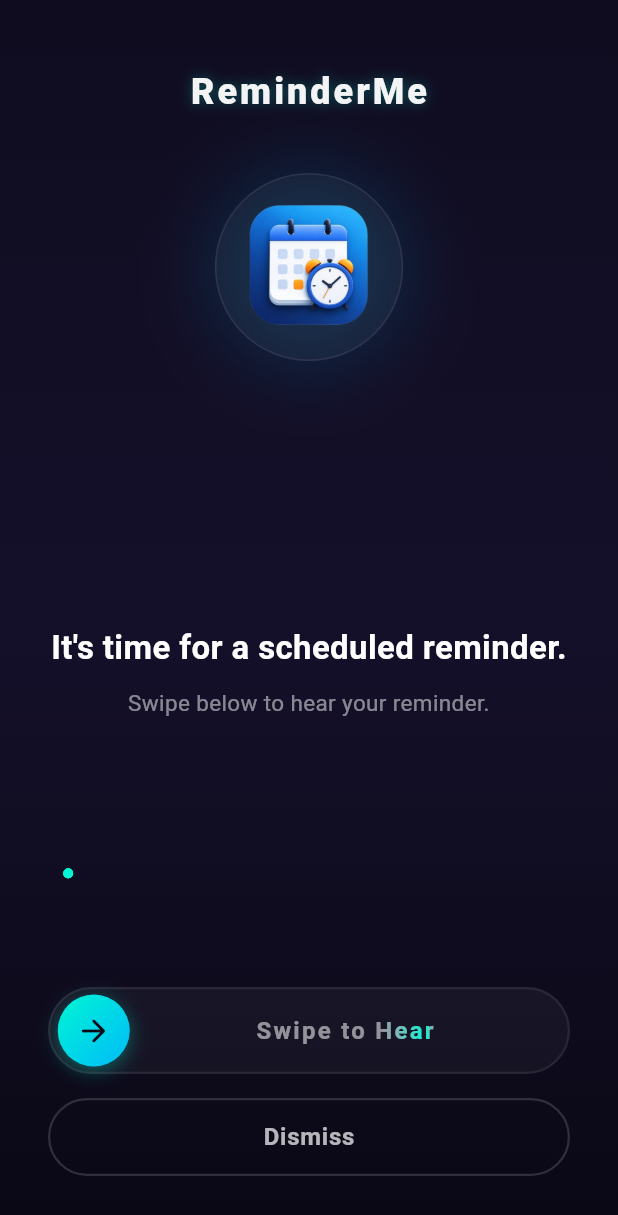
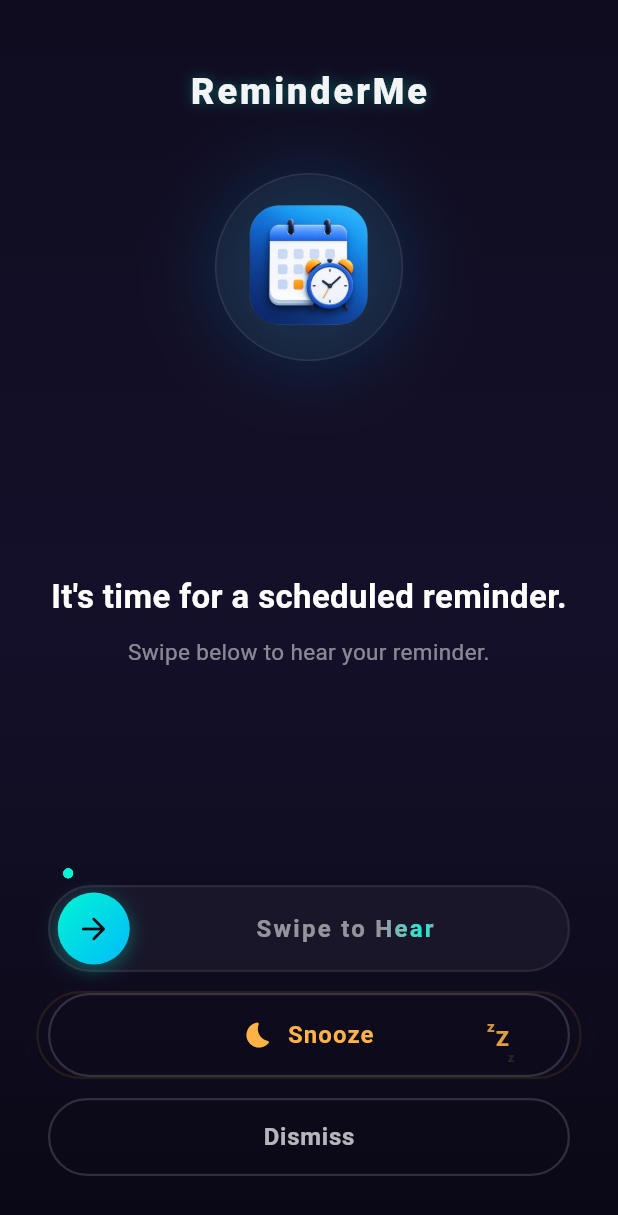
Before and after one commit to shshaheen/RemindMe, a Flutter app: the AlarmScreen screen opened by its route, on a phone screen of 412 x 824 dp. Shown: the top 1215 px of the screen. Run offline on Flutter 3.47's test engine with Material 3 defaults, Android fonts, the phone set to English and light mode, and no system bars; our stand-ins replace dartz, flutter_bloc, flutter_local_notifications, flutter_secure_storage, flutter_timezone, flutter_tts and 7 more; accounts and stored records are empty; statements that could not run were skipped.

Commit message:
add snooze alarm option

```diff
--- a/lib/domain/repositories/reminders_repository.dart
+++ b/lib/domain/repositories/reminders_repository.dart
@@ -15,4 +15,8 @@ abstract class RemindersRepository {
 
   /// Searches reminders in-memory by checking title and description (case-insensitive)
   Future<List<Reminder>> searchReminders(String query);
+
+  /// Snoozes a reminder by cancelling its current notification and rescheduling
+  /// it [snoozeDurationMinutes] minutes from now (default: 10 min).
+  Future<void> snoozeReminder(String reminderId);
 }
--- a/lib/presentation/alarm/pages/alarm_screen.dart
+++ b/lib/presentation/alarm/pages/alarm_screen.dart
@@ -1,5 +1,5 @@
-import 'dart:ui';
 import 'package:flutter/material.dart';
+import 'package:flutter_bloc/flutter_bloc.dart';
 import 'package:reminder_app/core/di/injection_container.dart';
 import 'package:reminder_app/core/services/alarm_channel_service.dart';
 import 'package:reminder_app/core/services/hive_service.dart';
@@ -7,6 +7,8 @@ import 'package:reminder_app/core/services/notification_service.dart';
 import 'package:reminder_app/data/models/reminder_model.dart';
 import 'package:reminder_app/domain/entities/reminder.dart';
 import 'package:reminder_app/core/services/tts_service.dart';
+import 'package:reminder_app/presentation/reminders/blocs/reminders_bloc.dart';
+import 'package:reminder_app/presentation/reminders/blocs/reminders_event.dart';
 
 // Custom modular sub-widgets imports
 import '../widgets/background_particles.dart';
@@ -15,8 +17,10 @@ import '../widgets/voice_waveform.dart';
 import '../widgets/success_state.dart';
 import '../widgets/animated_button.dart';
 import '../widgets/swipe_to_hear_button.dart';
+import '../widgets/snooze_button.dart';
+import '../widgets/snoozed_state.dart';
 
-enum AlarmState { idle, speaking, delivered }
+enum AlarmState { idle, speaking, delivered, snoozed }
 
 class AlarmScreen extends StatefulWidget {
   final String reminderId;
@@ -38,6 +42,8 @@ class _AlarmScreenState extends State<AlarmScreen>
 
   Reminder? _reminder;
   AlarmState _currentState = AlarmState.idle;
+  int? _snoozedMinutes;
+  DateTime? _snoozeRingAt;
 
   @override
   void initState() {
@@ -48,7 +54,8 @@ class _AlarmScreenState extends State<AlarmScreen>
     sl<AlarmChannelService>().turnScreenOn();
 
     // Fetch the reminder details synchronously from Hive
-    final model = HiveService.remindersBox.get(widget.reminderId) as ReminderModel?;
+    final model =
+        HiveService.remindersBox.get(widget.reminderId) as ReminderModel?;
     _reminder = model?.toDomain();
 
     // Configure a breathing/pulsing animation for the app logo
@@ -70,12 +77,13 @@ class _AlarmScreenState extends State<AlarmScreen>
       parent: _entranceController,
       curve: Curves.easeOut,
     );
-    _slideAnimation = Tween<Offset>(
-      begin: const Offset(0, 0.08),
-      end: Offset.zero,
-    ).animate(
-      CurvedAnimation(parent: _entranceController, curve: Curves.easeOutCubic),
-    );
+    _slideAnimation =
+        Tween<Offset>(begin: const Offset(0, 0.08), end: Offset.zero).animate(
+          CurvedAnimation(
+            parent: _entranceController,
+            curve: Curves.easeOutCubic,
+          ),
+        );
 
     _entranceController.forward();
   }
@@ -131,6 +139,31 @@ class _AlarmScreenState extends State<AlarmScreen>
     }
   }
 
+  /// Stop the alarm and delegate snooze scheduling to the Bloc.
+  /// UI concerns (stopping audio) stay here; business logic lives in the repository.
+  Future<void> _handleSnooze() async {
+    await sl<AlarmChannelService>().stopRingtone();
+    await sl<TtsService>().stop();
+
+    // Business logic: cancel existing notification + reschedule 10 min out
+    if (mounted) {
+      context.read<RemindersBloc>().add(
+        RemindersEvent.snoozeReminder(reminderId: widget.reminderId),
+      );
+
+      setState(() {
+        _snoozedMinutes = 10;
+        _snoozeRingAt = DateTime.now().add(const Duration(minutes: 10));
+        _currentState = AlarmState.snoozed;
+      });
+
+      // Close after the confirmation animation plays
+      Future.delayed(const Duration(milliseconds: 2400), () async {
+        if (mounted) await sl<AlarmChannelService>().closeApp();
+      });
+    }
+  }
+
   Future<void> _handleDismiss() async {
     // Stop sound and TTS
     await sl<AlarmChannelService>().stopRingtone();
@@ -177,7 +210,10 @@ class _AlarmScreenState extends State<AlarmScreen>
               child: SlideTransition(
                 position: _slideAnimation,
                 child: Padding(
-                  padding: const EdgeInsets.symmetric(horizontal: 32.0, vertical: 24.0),
+                  padding: const EdgeInsets.symmetric(
+                    horizontal: 32.0,
+                    vertical: 24.0,
+                  ),
                   child: Column(
                     crossAxisAlignment: CrossAxisAlignment.center,
                     children: [
@@ -340,6 +376,13 @@ class _AlarmScreenState extends State<AlarmScreen>
         );
       case AlarmState.delivered:
         return const SuccessState(key: ValueKey('delivered_state'));
+      case AlarmState.snoozed:
+        return SnoozedState(
+          key: const ValueKey('snoozed_state'),
+          snoozedMinutes: _snoozedMinutes ?? 5,
+          ringAt:
+              _snoozeRingAt ?? DateTime.now().add(const Duration(minutes: 5)),
+        );
     }
   }
 
@@ -382,10 +425,15 @@ class _AlarmScreenState extends State<AlarmScreen>
       key: const ValueKey('idle_actions'),
       mainAxisSize: MainAxisSize.min,
       children: [
-        SwipeToHearButton(
-          onSwipeComplete: _handleAccept,
-        ),
-        const SizedBox(height: 16),
+        // Primary: swipe to hear the reminder out loud
+        SwipeToHearButton(onSwipeComplete: _handleAccept),
+        const SizedBox(height: 14),
+
+        // Snooze — stops alarm and reschedules 10 min out via Bloc
+        SnoozeButton(onTap: _handleSnooze),
+        const SizedBox(height: 14),
+
+        // Dismiss — stop alarm and close immediately
         AnimatedButton(
           onPressed: _handleDismiss,
           child: Container(
--- /dev/null
+++ b/lib/presentation/alarm/widgets/snooze_button.dart
@@ -0,0 +1,187 @@
+import 'package:flutter/material.dart';
+
+/// Full-width snooze button with amber pulsing rings and floating Z animations.
+class SnoozeButton extends StatefulWidget {
+  final VoidCallback onTap;
+  const SnoozeButton({super.key, required this.onTap});
+
+  @override
+  State<SnoozeButton> createState() => _SnoozeButtonState();
+}
+
+class _SnoozeButtonState extends State<SnoozeButton>
+    with TickerProviderStateMixin {
+  late AnimationController _pulseController;
+  late AnimationController _zController;
+  late AnimationController _pressController;
+  late Animation<double> _scaleAnim;
+
+  @override
+  void initState() {
+    super.initState();
+    _pulseController = AnimationController(
+      vsync: this,
+      duration: const Duration(milliseconds: 2000),
+    )..repeat();
+    _zController = AnimationController(
+      vsync: this,
+      duration: const Duration(milliseconds: 2600),
+    )..repeat();
+    _pressController = AnimationController(
+      vsync: this,
+      duration: const Duration(milliseconds: 120),
+    );
+    _scaleAnim = Tween<double>(begin: 1.0, end: 0.93).animate(
+      CurvedAnimation(parent: _pressController, curve: Curves.easeInOut),
+    );
+  }
+
+  @override
+  void dispose() {
+    _pulseController.dispose();
+    _zController.dispose();
+    _pressController.dispose();
+    super.dispose();
+  }
+
+  Widget _buildFloatingZ(
+    String text,
+    double phase,
+    double size,
+    double xOffset,
+  ) {
+    final v = (_zController.value + phase) % 1.0;
+    final yOffset = -(v * 28.0);
+    final double opacity = v < 0.4
+        ? (v / 0.4)
+        : v > 0.7
+        ? ((1.0 - v) / 0.3)
+        : 1.0;
+    return Positioned(
+      left: xOffset,
+      bottom: 6,
+      child: Transform.translate(
+        offset: Offset(0, yOffset),
+        child: Opacity(
+          opacity: (opacity * 0.9).clamp(0.0, 1.0),
+          child: Text(
+            text,
+            style: TextStyle(
+              color: const Color(0xFFFFB347),
+              fontSize: size,
+              fontWeight: FontWeight.w900,
+              height: 1.0,
+            ),
+          ),
+        ),
+      ),
+    );
+  }
+
+  Widget _buildPulseRing(double progress) {
+    return Transform.scale(
+      scale: 1.0 + progress * 0.10,
+      child: Container(
+        width: double.infinity,
+        height: 56,
+        decoration: BoxDecoration(
+          borderRadius: BorderRadius.circular(28),
+          border: Border.all(
+            color: const Color(0xFFFFB347).withOpacity((1.0 - progress) * 0.18),
+            width: 1.5,
+          ),
+        ),
+      ),
+    );
+  }
+
+  @override
+  Widget build(BuildContext context) {
+    return GestureDetector(
+      onTapDown: (_) => _pressController.forward(),
+      onTapUp: (_) {
+        _pressController.reverse();
+        widget.onTap();
+      },
+      onTapCancel: () => _pressController.reverse(),
+      child: AnimatedBuilder(
+        animation: Listenable.merge([
+          _pulseController,
+          _zController,
+          _pressController,
+        ]),
+        builder: (context, _) {
+          return Transform.scale(
+            scale: _scaleAnim.value,
+            child: SizedBox(
+              width: double.infinity,
+              height: 56,
+              child: Stack(
+                alignment: Alignment.center,
+                children: [
+                  _buildPulseRing(_pulseController.value),
+                  _buildPulseRing((_pulseController.value + 0.5) % 1.0),
+                  Container(
+                    width: double.infinity,
+                    height: 56,
+                    decoration: BoxDecoration(
+                      borderRadius: BorderRadius.circular(30),
+                      border: Border.all(
+                        color: Colors.white.withOpacity(0.15),
+                        width: 1.5,
+                      ),
+                    ),
+                    child: Stack(
+                      clipBehavior: Clip.none,
+                      alignment: Alignment.center,
+                      children: [
+                        // Floating Z letters anchored to right side
+                        Positioned(
+                          right: 18,
+                          top: 0,
+                          bottom: 0,
+                          child: SizedBox(
+                            width: 36,
+                            child: Stack(
+                              clipBehavior: Clip.none,
+                              children: [
+                                _buildFloatingZ('z', 0.00, 10, 0),
+                                _buildFloatingZ('z', 0.33, 8, 14),
+                                _buildFloatingZ('Z', 0.66, 14, 6),
+                              ],
+                            ),
+                          ),
+                        ),
+                        // Icon + Label (centred)
+                        const Row(
+                          mainAxisAlignment: MainAxisAlignment.center,
+                          children: [
+                            Icon(
+                              Icons.bedtime_rounded,
+                              color: Color(0xFFFFB347),
+                              size: 20,
+                            ),
+                            SizedBox(width: 9),
+                            Text(
+                              'Snooze',
+                              style: TextStyle(
+                                color: Color(0xFFFFB347),
+                                fontSize: 16,
+                                fontWeight: FontWeight.w700,
+                                letterSpacing: 0.7,
+                              ),
+                            ),
+                          ],
+                        ),
+                      ],
+                    ),
+                  ),
+                ],
+              ),
+            ),
+          );
+        },
+      ),
+    );
+  }
+}
--- a/lib/presentation/reminders/blocs/reminders_event.dart
+++ b/lib/presentation/reminders/blocs/reminders_event.dart
@@ -18,4 +18,7 @@ class RemindersEvent with _$RemindersEvent {
 
   const factory RemindersEvent.searchReminders({required String query}) =
       SearchReminders;
+
+  const factory RemindersEvent.snoozeReminder({required String reminderId}) =
+      SnoozeReminder;
 }
```
Also changed, not shown: lib/core/services/notification_service.dart (+27 -5 lines), lib/data/repositories/reminders_repository_impl.dart (+18 -0 lines), lib/presentation/alarm/widgets/snoozed_state.dart (added, +163 -0 lines), lib/presentation/reminders/blocs/reminders_bloc.dart (+16 -0 lines), lib/presentation/reminders/blocs/reminders_event.freezed.dart.
